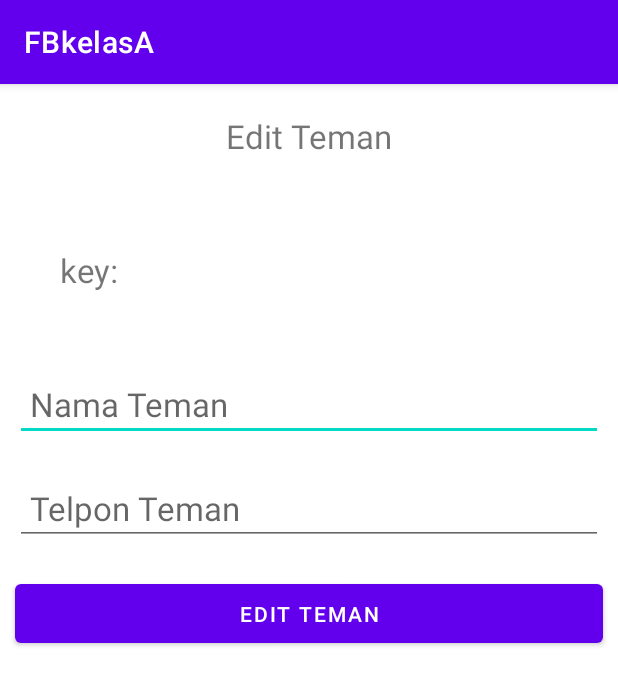
After one commit to FeizalSeptya/FB_KELAS_A, an Android app: the TemanEdit screen opened directly, with no data from a screen before it, on a phone screen of 412 x 824 dp. The commit adds this screen. Shown: the top 685 px of the screen. Run offline under Robolectric (Android 15) with nearby library versions, the phone set to English and light mode, and no system bars; our stand-ins replace Firebase (no records; nobody signed in at launch, a user with empty details on screens opened directly); 3 statements that could not run were skipped.

Commit message:
Activity 11

```diff
--- a/app/src/main/AndroidManifest.xml
+++ b/app/src/main/AndroidManifest.xml
@@ -11,6 +11,7 @@
         android:roundIcon="@mipmap/ic_launcher_round"
         android:supportsRtl="true"
         android:theme="@style/Theme.FBkelasA">
+        <activity android:name=".database.TemanEdit"></activity>
         <activity android:name=".database.LihatTeman"></activity>
         <activity android:name=".database.TambahTeman"></activity>
         <activity android:name=".MainActivity">
--- a/app/src/main/java/com/example/fbkelasa/database/TambahTeman.java
+++ b/app/src/main/java/com/example/fbkelasa/database/TambahTeman.java
@@ -14,8 +14,8 @@ import com.google.firebase.database.DatabaseReference;
 import com.google.firebase.database.FirebaseDatabase;
 
 public class TambahTeman extends AppCompatActivity {
-    private EditText edNama, edTelpon;
-    private Button submitBtn;
+    EditText edNama, edTelpon;
+    Button submitBtn;
     private DatabaseReference database;
     String nm,tlp;
 
--- /dev/null
+++ b/app/src/main/java/com/example/fbkelasa/database/TemanEdit.java
@@ -0,0 +1,66 @@
+package com.example.fbkelasa.database;
+
+import android.os.Bundle;
+import android.view.View;
+import android.widget.Button;
+import android.widget.EditText;
+import android.widget.TextView;
+import android.widget.Toast;
+
+import androidx.annotation.Nullable;
+import androidx.appcompat.app.AppCompatActivity;
+
+import com.example.fbkelasa.R;
+import com.google.android.gms.tasks.OnSuccessListener;
+import com.google.firebase.database.DatabaseReference;
+import com.google.firebase.database.FirebaseDatabase;
+
+public class TemanEdit extends AppCompatActivity {
+    TextView tv_key;
+    EditText ed_Nama, ed_Telpon;
+    Button btnEdit;
+    DatabaseReference databaseReference;
+    String kode, nama, telpon;
+
+    @Override
+    protected void onCreate(Bundle savedInstanceState) {
+        super.onCreate(savedInstanceState);
+        setContentView(R.layout.activity_teman_edit);
+
+        tv_key = findViewById(R.id.tv_key);
+        ed_Nama = findViewById(R.id.edNama);
+        ed_Telpon = findViewById(R.id.edTelpon);
+        btnEdit = findViewById(R.id.btEdit);
+
+        databaseReference = FirebaseDatabase.getInstance().getReference();
+
+        Bundle bundle = this.getIntent().getExtras();
+        kode = bundle.getString("Kunci1");
+        nama = bundle.getString("Kunci2");
+        telpon = bundle.getString("Kunci3");
+
+        tv_key.setText(kode);
+        ed_Nama.setText(nama);
+        ed_Telpon.setText(telpon);
+
+        btnEdit.setOnClickListener(new View.OnClickListener() {
+            @Override
+            public void onClick(View v) {
+                editTeman(new Teman(ed_Nama.getText().toString(),
+                        ed_Telpon.getText().toString()));
+            }
+        });
+    }
+
+    public void editTeman(Teman teman)
+    {
+        databaseReference.child("Teman").child(kode).setValue(teman).addOnSuccessListener(this, new OnSuccessListener<Void>() {
+            @Override
+            public void onSuccess(Void aVoid) {
+                Toast.makeText(TemanEdit.this, "Data Berhasil Diupdate", Toast.LENGTH_LONG).show();
+                finish();
+            }
+        });
+
+    }
+}
--- a/app/src/main/res/layout/activity_lihat_teman.xml
+++ b/app/src/main/res/layout/activity_lihat_teman.xml
@@ -10,5 +10,9 @@
         android:id="@+id/rv_utama"
         android:layout_width="match_parent"
         android:layout_height="match_parent"
-        android:scrollbars="vertical"/>
+        android:scrollbars="vertical"
+        app:layout_constraintBottom_toBottomOf="parent"
+        app:layout_constraintEnd_toEndOf="parent"
+        app:layout_constraintStart_toStartOf="parent"
+        app:layout_constraintTop_toTopOf="parent"/>
 </androidx.constraintlayout.widget.ConstraintLayout>
--- a/app/src/main/res/layout/activity_main.xml
+++ b/app/src/main/res/layout/activity_main.xml
@@ -5,7 +5,7 @@
     xmlns:app="http://schemas.android.com/apk/res-auto"
     android:layout_width="match_parent"
     android:layout_height="match_parent"
-    tools:context=".database.MainActivity">
+    tools:context=".MainActivity">
 
     <TextView
         android:id="@+id/textView"
--- /dev/null
+++ b/app/src/main/res/layout/activity_teman_edit.xml
@@ -0,0 +1,71 @@
+<?xml version="1.0" encoding="utf-8"?>
+<LinearLayout xmlns:android="http://schemas.android.com/apk/res/android"
+    xmlns:app="http://schemas.android.com/apk/res-auto"
+    xmlns:tools="http://schemas.android.com/tools"
+    android:layout_width="match_parent"
+    android:layout_height="match_parent"
+    tools:context=".database.TemanEdit"
+    android:orientation="vertical">
+
+    <TextView
+        android:layout_width="match_parent"
+        android:layout_height="wrap_content"
+        android:layout_margin="10dp"
+        android:gravity="center"
+        android:padding="10dp"
+        android:text="Edit Teman"
+        android:textSize="10pt"/>
+
+    <LinearLayout
+        android:layout_width="wrap_content"
+        android:layout_height="wrap_content"
+        android:layout_margin="10dp"
+        android:gravity="center"
+        android:orientation="horizontal"
+        android:padding="10dp">
+
+        <TextView
+            android:layout_width="0dp"
+            android:layout_height="wrap_content"
+            android:layout_margin="10dp"
+            android:layout_weight="0.3"
+            android:padding="10dp"
+            android:text="key: "
+            android:textSize="10pt"/>
+
+        <TextView
+            android:id="@+id/tv_key"
+            android:layout_width="0dp"
+            android:layout_height="wrap_content"
+            android:layout_margin="10dp"
+            android:layout_weight="0.7"
+            android:padding="10dp"
+            android:textSize="10pt"/>
+    </LinearLayout>
+
+    <EditText
+        android:id="@+id/edNama"
+        android:layout_width="match_parent"
+        android:layout_height="wrap_content"
+        android:layout_margin="10dp"
+        android:padding="10dp"
+        android:hint="Nama Teman"
+        android:textSize="10pt"/>
+
+    <EditText
+        android:id="@+id/edTelpon"
+        android:layout_width="match_parent"
+        android:layout_height="wrap_content"
+        android:layout_margin="10dp"
+        android:padding="10dp"
+        android:hint="Telpon Teman"
+        android:textSize="10pt"/>
+
+    <Button
+        android:id="@+id/btEdit"
+        android:layout_width="match_parent"
+        android:layout_height="wrap_content"
+        android:layout_margin="10dp"
+        android:padding="10dp"
+        android:text="Edit Teman"/>
+</LinearLayout>
```
Also changed, not shown: app/src/main/java/com/example/fbkelasa/adapter/AdapterLihatTeman.java (+95 -20 lines), app/src/main/java/com/example/fbkelasa/database/Teman.java (+25 -5 lines), app/src/main/res/layout/item_teman.xml (+8 -0 lines), app/src/main/res/menu/menuteman.xml (added, +8 -0 lines).
